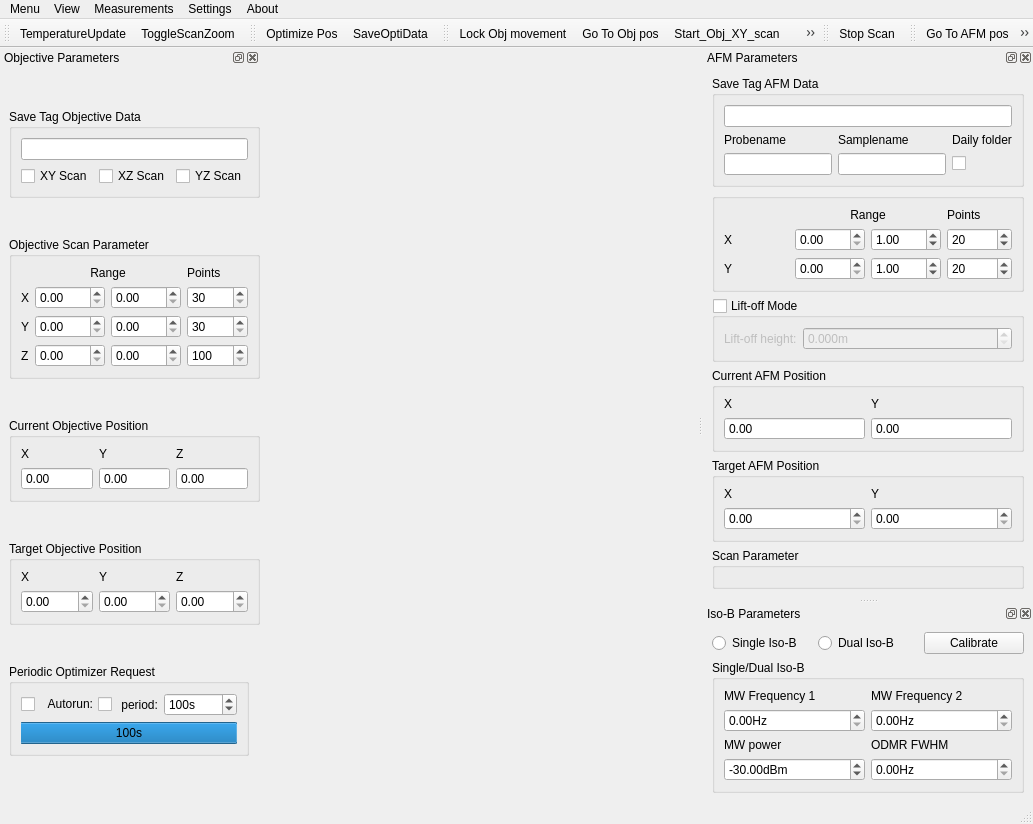
First picture: the form in gui/qafm/ui_qafm_gui.ui, repository sriharijayaram5/qudi, before the edit.
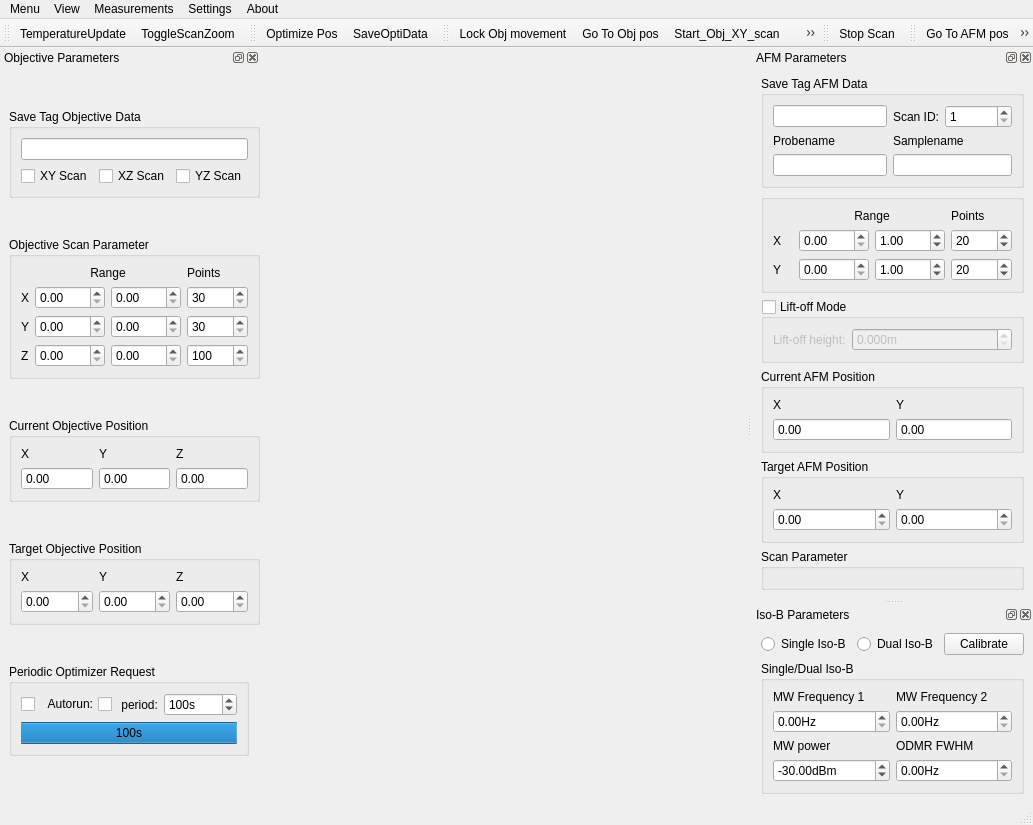
Second picture: the form after the edit. Icons and pictures are not drawn. Custom widgets are drawn as their Qt base class.

Commit message: qafm saving features

```diff
--- a/gui/qafm/ui_qafm_gui.ui
+++ b/gui/qafm/ui_qafm_gui.ui
@@ -10,7 +10,7 @@
     <x>0</x>
     <y>0</y>
     <width>1033</width>
-    <height>814</height>
+    <height>816</height>
    </rect>
   </property>
   <property name="windowTitle">
@@ -27,7 +27,7 @@
      <x>0</x>
      <y>0</y>
      <width>1033</width>
-     <height>21</height>
+     <height>22</height>
     </rect>
    </property>
    <widget class="QMenu" name="menuMenu">
@@ -561,19 +561,29 @@
         <string>Save Tag AFM Data</string>
        </property>
        <layout class="QGridLayout" name="gridLayout_10">
-        <item row="2" column="0">
-         <widget class="QLineEdit" name="probename_LineEdit">
-          <property name="toolTip">
-           <string>&lt;html&gt;&lt;head/&gt;&lt;body&gt;&lt;p&gt;Type here the name of the Quantilever (also known as the probe) for the AttoDRY2200_Pi3 SPM.&lt;br/&gt;The data will be saved into this folder.&lt;/p&gt;&lt;/body&gt;&lt;/html&gt;</string>
-          </property>
-         </widget>
+        <item row="0" column="0">
+         <widget class="QLineEdit" name="qafm_save_LineEdit"/>
         </item>
-        <item row="1" column="1">
-         <widget class="QLabel" name="label_21">
-          <property name="text">
-           <string>Samplename</string>
-          </property>
-         </widget>
+        <item row="0" column="1">
+         <layout class="QFormLayout" name="formLayout_2">
+          <item row="0" column="0">
+           <widget class="QLabel" name="label_22">
+            <property name="text">
+             <string>Scan ID:</string>
+            </property>
+           </widget>
+          </item>
+          <item row="0" column="1">
+           <widget class="QSpinBox" name="scan_id_spinBox">
+            <property name="minimum">
+             <number>1</number>
+            </property>
+            <property name="maximum">
+             <number>999999999</number>
+            </property>
+           </widget>
+          </item>
+         </layout>
         </item>
         <item row="1" column="0">
          <widget class="QLabel" name="label_20">
@@ -582,6 +592,20 @@
           </property>
          </widget>
         </item>
+        <item row="1" column="1">
+         <widget class="QLabel" name="label_21">
+          <property name="text">
+           <string>Samplename</string>
+          </property>
+         </widget>
+        </item>
+        <item row="2" column="0">
+         <widget class="QLineEdit" name="probename_LineEdit">
+          <property name="toolTip">
+           <string>&lt;html&gt;&lt;head/&gt;&lt;body&gt;&lt;p&gt;Type here the name of the Quantilever (also known as the probe) for the AttoDRY2200_Pi3 SPM.&lt;br/&gt;The data will be saved into this folder.&lt;/p&gt;&lt;/body&gt;&lt;/html&gt;</string>
+          </property>
+         </widget>
+        </item>
         <item row="2" column="1">
          <widget class="QLineEdit" name="samplename_LineEdit">
           <property name="toolTip">
@@ -589,32 +613,6 @@
           </property>
          </widget>
         </item>
-        <item row="2" column="2">
-         <widget class="QCheckBox" name="daily_folder_CheckBox">
-          <property name="toolTip">
-           <string>&lt;html&gt;&lt;head/&gt;&lt;body&gt;&lt;p&gt;Indicate, whether you what to save the measurements in a daily folder.&lt;/p&gt;&lt;/body&gt;&lt;/html&gt;</string>
-          </property>
-          <property name="layoutDirection">
-           <enum>Qt::LeftToRight</enum>
-          </property>
-          <property name="autoFillBackground">
-           <bool>false</bool>
-          </property>
-          <property name="text">
-           <string/>
-          </property>
-         </widget>
-        </item>
-        <item row="0" column="0" colspan="3">
-         <widget class="QLineEdit" name="qafm_save_LineEdit"/>
-        </item>
-        <item row="1" column="2">
-         <widget class="QLabel" name="label_22">
-          <property name="text">
-           <string>Daily folder</string>
-          </property>
-         </widget>
-        </item>
        </layout>
       </widget>
      </item>
```
The commit also changes 2 other files.
